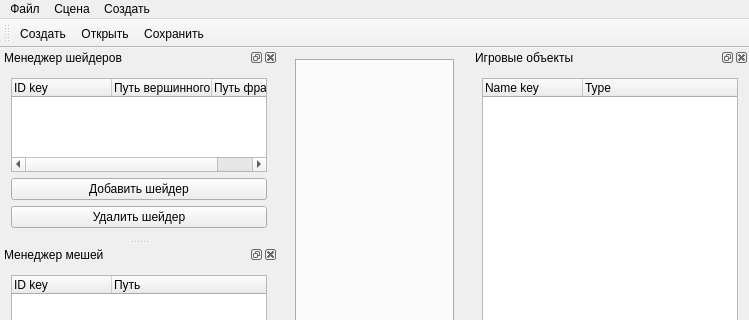
This is SRC/mainform.ui in maxiprogram/Editor as Qt 5 draws it before an edit; both pictures show x 0 to 749 and y 0 to 320 of the 749 by 831 pixel window. The edited form follows.
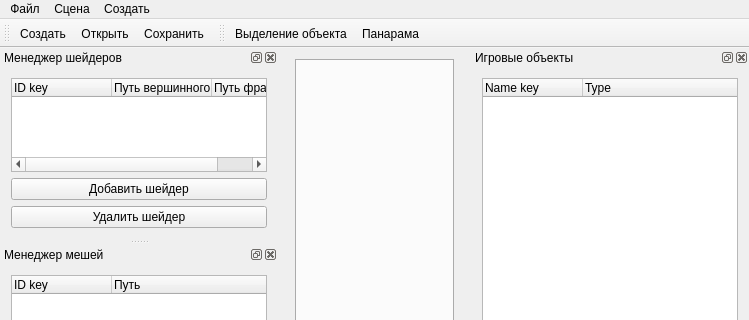
This is the edited form. Icons and pictures are not drawn.

Commit message: Panaram,Scale,Rotate ToolPanel

```diff
--- a/SRC/mainform.ui
+++ b/SRC/mainform.ui
@@ -334,6 +334,19 @@
     </layout>
    </widget>
   </widget>
+  <widget class="QToolBar" name="toolBarTool">
+   <property name="windowTitle">
+    <string>toolBar</string>
+   </property>
+   <attribute name="toolBarArea">
+    <enum>TopToolBarArea</enum>
+   </attribute>
+   <attribute name="toolBarBreak">
+    <bool>false</bool>
+   </attribute>
+   <addaction name="select_object"/>
+   <addaction name="panaram_object"/>
+  </widget>
   <action name="new_scene">
    <property name="icon">
     <iconset resource="resources.qrc">
@@ -391,6 +404,27 @@
     <string>GameObject2D</string>
    </property>
   </action>
+  <action name="select_object">
+   <property name="icon">
+    <iconset resource="resources.qrc">
+     <normaloff>:/Resources/select_object.png</normaloff>:/Resources/select_object.png</iconset>
+   </property>
+   <property name="text">
+    <string>Выделение объекта</string>
+   </property>
+  </action>
+  <action name="panaram_object">
+   <property name="icon">
+    <iconset resource="resources.qrc">
+     <normaloff>:/Resources/panaram_object.png</normaloff>:/Resources/panaram_object.png</iconset>
+   </property>
+   <property name="text">
+    <string>Панарама</string>
+   </property>
+   <property name="toolTip">
+    <string>Панарама</string>
+   </property>
+  </action>
  </widget>
  <layoutdefault spacing="6" margin="11"/>
  <resources>
```
The commit also changes 11 other files.
